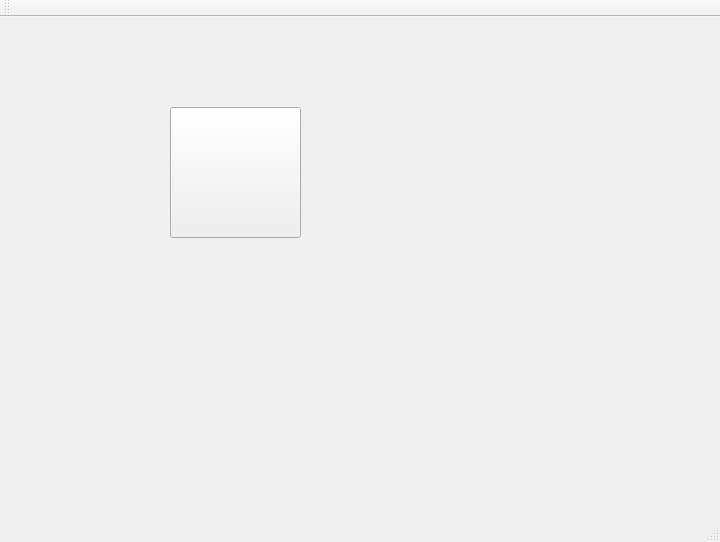
Above: SimulatedEcosystem.ui from Altman-conquer/SimulatedEcosystem before the change. Below: the same form after it.
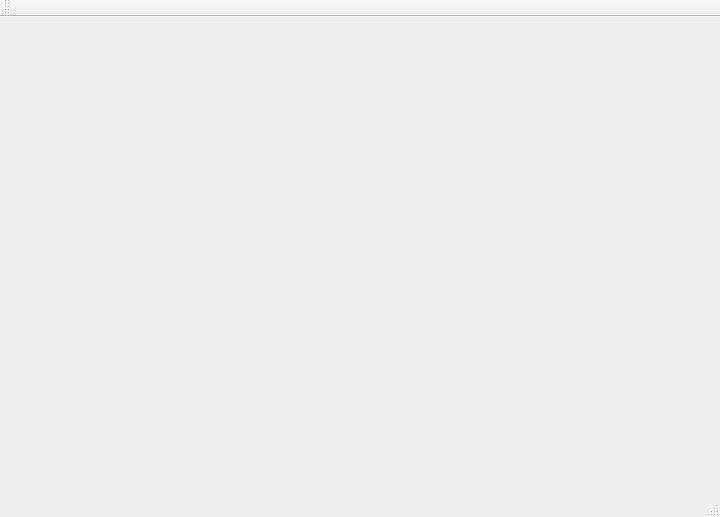
That is the form after the change. Icons and pictures are not drawn. Custom widgets are drawn as their Qt base class.

The edit to the form file:
```diff
--- a/SimulatedEcosystem.ui
+++ b/SimulatedEcosystem.ui
@@ -7,30 +7,13 @@
     <x>0</x>
     <y>0</y>
     <width>720</width>
-    <height>542</height>
+    <height>517</height>
    </rect>
   </property>
   <property name="windowTitle">
    <string>SimulatedEcosystem</string>
   </property>
-  <widget class="QWidget" name="centralWidget">
-   <widget class="AnimalButton" name="pushButton">
-    <property name="geometry">
-     <rect>
-      <x>170</x>
-      <y>90</y>
-      <width>131</width>
-      <height>131</height>
-     </rect>
-    </property>
-    <property name="styleSheet">
-     <string notr="true">image: url(:/sourcePicture/cow.png);</string>
-    </property>
-    <property name="text">
-     <string/>
-    </property>
-   </widget>
-  </widget>
+  <widget class="QWidget" name="centralWidget"/>
   <widget class="QMenuBar" name="menuBar">
    <property name="geometry">
     <rect>
@@ -52,13 +35,6 @@
   <widget class="QStatusBar" name="statusBar"/>
  </widget>
  <layoutdefault spacing="6" margin="11"/>
- <customwidgets>
-  <customwidget>
-   <class>AnimalButton</class>
-   <extends>QPushButton</extends>
-   <header location="global">animalbutton.h</header>
-  </customwidget>
- </customwidgets>
  <resources>
   <include location="SimulatedEcosystem.qrc"/>
  </resources>
```
